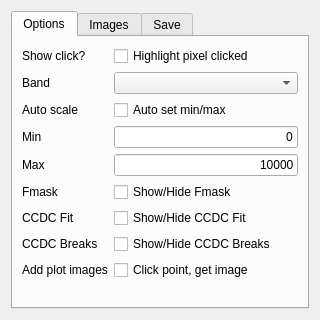
Above: ui/ui_ccdctools.ui from ceholden/TSTools before the change. Below: the same form after it.
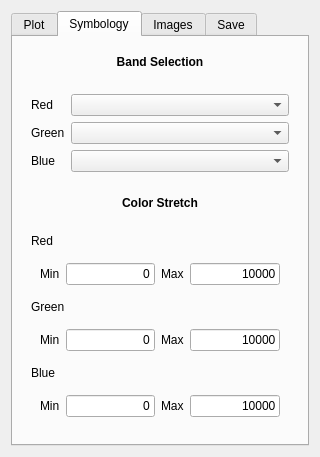
That is the form after the change.

Commit message: Added new tab to control panel for image symbology options.

Patch:
```diff
--- a/ui/ui_ccdctools.ui
+++ b/ui/ui_ccdctools.ui
@@ -7,7 +7,7 @@
     <x>0</x>
     <y>0</y>
     <width>320</width>
-    <height>320</height>
+    <height>457</height>
    </rect>
   </property>
   <property name="sizePolicy">
@@ -35,11 +35,11 @@
       </sizepolicy>
      </property>
      <property name="currentIndex">
-      <number>0</number>
+      <number>1</number>
      </property>
      <widget class="QWidget" name="tab_options">
       <attribute name="title">
-       <string>Options</string>
+       <string>Plot</string>
       </attribute>
       <layout class="QVBoxLayout" name="verticalLayout">
        <item>
@@ -185,6 +185,225 @@
        </item>
       </layout>
      </widget>
+     <widget class="QWidget" name="tab">
+      <attribute name="title">
+       <string>Symbology</string>
+      </attribute>
+      <layout class="QVBoxLayout" name="verticalLayout_4">
+       <item>
+        <widget class="QLabel" name="label_2">
+         <property name="text">
+          <string>&lt;html&gt;&lt;head/&gt;&lt;body&gt;&lt;p&gt;&lt;span style=&quot; font-weight:600;&quot;&gt;Band Selection&lt;/span&gt;&lt;/p&gt;&lt;/body&gt;&lt;/html&gt;</string>
+         </property>
+         <property name="alignment">
+          <set>Qt::AlignCenter</set>
+         </property>
+        </widget>
+       </item>
+       <item>
+        <widget class="QWidget" name="widget" native="true">
+         <layout class="QFormLayout" name="formLayout_2">
+          <property name="fieldGrowthPolicy">
+           <enum>QFormLayout::AllNonFixedFieldsGrow</enum>
+          </property>
+          <item row="0" column="0">
+           <widget class="QLabel" name="lab_red">
+            <property name="text">
+             <string>Red</string>
+            </property>
+           </widget>
+          </item>
+          <item row="0" column="1">
+           <widget class="QComboBox" name="combox_red"/>
+          </item>
+          <item row="1" column="0">
+           <widget class="QLabel" name="lab_green">
+            <property name="text">
+             <string>Green</string>
+            </property>
+           </widget>
+          </item>
+          <item row="1" column="1">
+           <widget class="QComboBox" name="combox_green"/>
+          </item>
+          <item row="2" column="0">
+           <widget class="QLabel" name="lab_blue">
+            <property name="text">
+             <string>Blue</string>
+            </property>
+           </widget>
+          </item>
+          <item row="2" column="1">
+           <widget class="QComboBox" name="combox_blue"/>
+          </item>
+         </layout>
+        </widget>
+       </item>
+       <item>
+        <widget class="QLabel" name="label_6">
+         <property name="text">
+          <string>&lt;html&gt;&lt;head/&gt;&lt;body&gt;&lt;p&gt;&lt;span style=&quot; font-weight:600;&quot;&gt;Color Stretch&lt;/span&gt;&lt;/p&gt;&lt;/body&gt;&lt;/html&gt;</string>
+         </property>
+         <property name="textFormat">
+          <enum>Qt::AutoText</enum>
+         </property>
+         <property name="alignment">
+          <set>Qt::AlignCenter</set>
+         </property>
+        </widget>
+       </item>
+       <item>
+        <widget class="QWidget" name="widget_2" native="true">
+         <layout class="QVBoxLayout" name="verticalLayout_5">
+          <item>
+           <widget class="QLabel" name="label_7">
+            <property name="text">
+             <string>Red</string>
+            </property>
+           </widget>
+          </item>
+          <item>
+           <widget class="QWidget" name="widget_4" native="true">
+            <layout class="QGridLayout" name="gridLayout">
+             <item row="0" column="1">
+              <widget class="QLineEdit" name="edit_redmin">
+               <property name="text">
+                <string>0</string>
+               </property>
+               <property name="alignment">
+                <set>Qt::AlignRight|Qt::AlignTrailing|Qt::AlignVCenter</set>
+               </property>
+              </widget>
+             </item>
+             <item row="0" column="0">
+              <widget class="QLabel" name="lab_redmin">
+               <property name="text">
+                <string>Min</string>
+               </property>
+              </widget>
+             </item>
+             <item row="0" column="3">
+              <widget class="QLineEdit" name="edit_redmax">
+               <property name="text">
+                <string>10000</string>
+               </property>
+               <property name="alignment">
+                <set>Qt::AlignRight|Qt::AlignTrailing|Qt::AlignVCenter</set>
+               </property>
+              </widget>
+             </item>
+             <item row="0" column="2">
+              <widget class="QLabel" name="lab_redmax">
+               <property name="text">
+                <string>Max</string>
+               </property>
+              </widget>
+             </item>
+            </layout>
+           </widget>
+          </item>
+          <item>
+           <widget class="QLabel" name="label_8">
+            <property name="text">
+             <string>Green</string>
+            </property>
+           </widget>
+          </item>
+          <item>
+           <widget class="QWidget" name="widget_3" native="true">
+            <layout class="QGridLayout" name="gridLayout_2">
+             <property name="sizeConstraint">
+              <enum>QLayout::SetDefaultConstraint</enum>
+             </property>
+             <item row="0" column="2">
+              <widget class="QLabel" name="lab_greenmax">
+               <property name="text">
+                <string>Max</string>
+               </property>
+              </widget>
+             </item>
+             <item row="0" column="0">
+              <widget class="QLabel" name="lab_greenmin">
+               <property name="text">
+                <string>Min</string>
+               </property>
+              </widget>
+             </item>
+             <item row="0" column="1">
+              <widget class="QLineEdit" name="edit_greenmin">
+               <property name="text">
+                <string>0</string>
+               </property>
+               <property name="alignment">
+                <set>Qt::AlignRight|Qt::AlignTrailing|Qt::AlignVCenter</set>
+               </property>
+              </widget>
+             </item>
+             <item row="0" column="3">
+              <widget class="QLineEdit" name="edit_greenmax">
+               <property name="text">
+                <string>10000</string>
+               </property>
+               <property name="alignment">
+                <set>Qt::AlignRight|Qt::AlignTrailing|Qt::AlignVCenter</set>
+               </property>
+              </widget>
+             </item>
+            </layout>
+           </widget>
+          </item>
+          <item>
+           <widget class="QLabel" name="label_9">
+            <property name="text">
+             <string>Blue</string>
+            </property>
+           </widget>
+          </item>
+          <item>
+           <widget class="QWidget" name="widget_5" native="true">
+            <layout class="QGridLayout" name="gridLayout_3">
+             <item row="0" column="2">
+              <widget class="QLabel" name="lab_bluemax">
+               <property name="text">
+                <string>Max</string>
+               </property>
+              </widget>
+             </item>
+             <item row="0" column="0">
+              <widget class="QLabel" name="lab_bluemin">
+               <property name="text">
+                <string>Min</string>
+               </property>
+              </widget>
+             </item>
+             <item row="0" column="1">
+              <widget class="QLineEdit" name="edit_bluemin">
+               <property name="text">
+                <string>0</string>
+               </property>
+               <property name="alignment">
+                <set>Qt::AlignRight|Qt::AlignTrailing|Qt::AlignVCenter</set>
+               </property>
+              </widget>
+             </item>
+             <item row="0" column="3">
+              <widget class="QLineEdit" name="edit_bluemax">
+               <property name="text">
+                <string>10000</string>
+               </property>
+               <property name="alignment">
+                <set>Qt::AlignRight|Qt::AlignTrailing|Qt::AlignVCenter</set>
+               </property>
+              </widget>
+             </item>
+            </layout>
+           </widget>
+          </item>
+         </layout>
+        </widget>
+       </item>
+      </layout>
+     </widget>
      <widget class="QWidget" name="tab_images">
       <attribute name="title">
        <string>Images</string>
```
Left out of the diff: 3 changed lines with no effect on the pictures. The commit also changes 5 other files.
